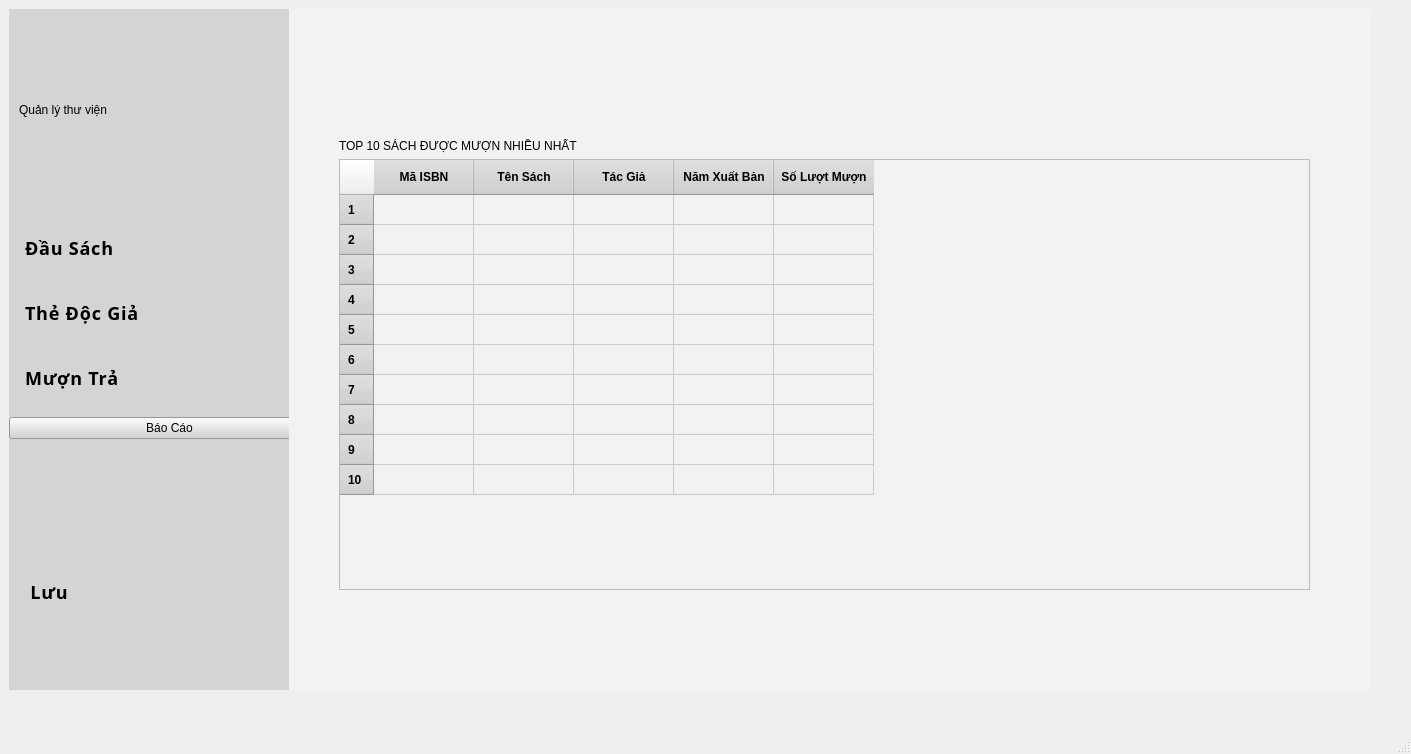
Before: the Qt Designer form librarymanage/librarymanagementsystem.ui in DTTaze/Qt-Library-Management, drawn with Qt 5.
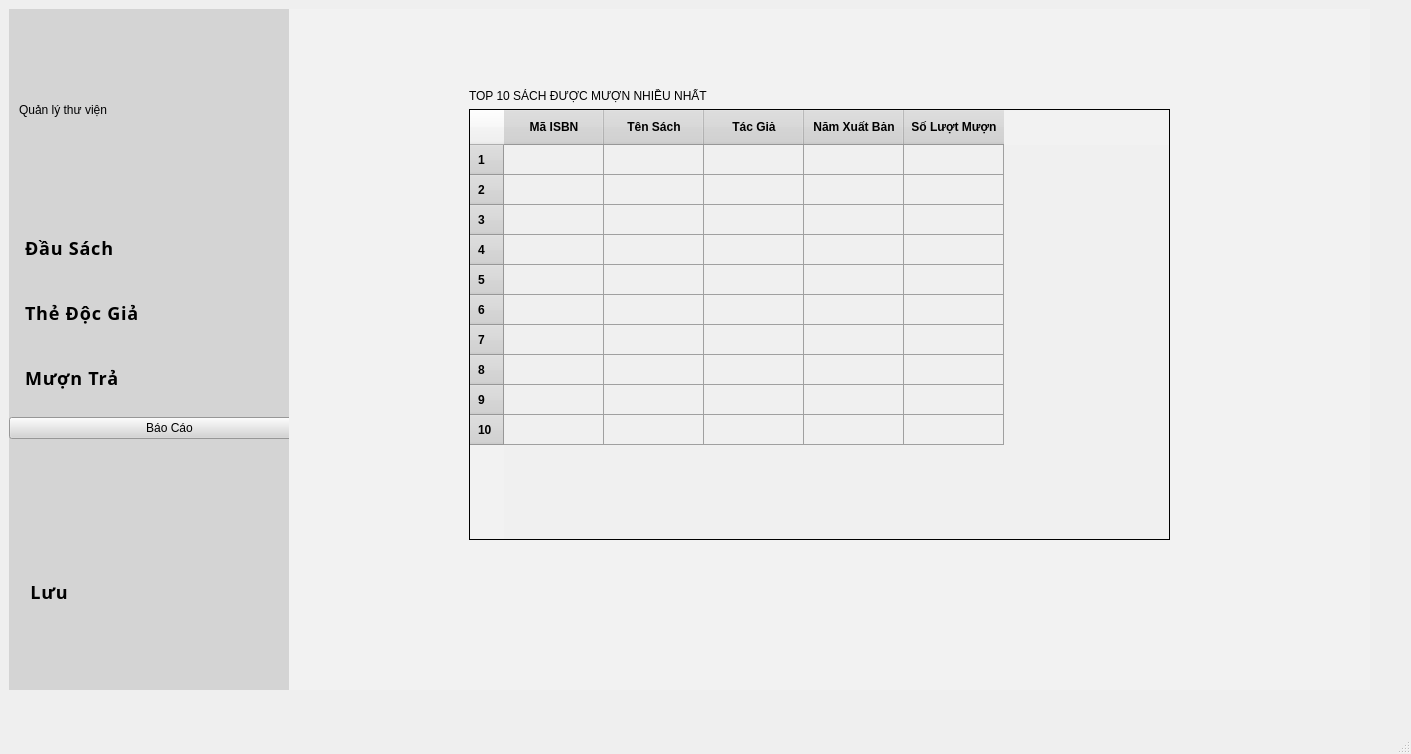
After: the same form once the commit is applied. The open tabs and pages were chosen to show the change. Icons and pictures are not drawn.

The edit to the form file:
```diff
--- a/librarymanage/librarymanagementsystem.ui
+++ b/librarymanage/librarymanagementsystem.ui
@@ -1469,9 +1469,9 @@
              <widget class="QWidget" name="layoutWidget">
               <property name="geometry">
                <rect>
-                <x>50</x>
-                <y>120</y>
-                <width>971</width>
+                <x>180</x>
+                <y>70</y>
+                <width>701</width>
                 <height>451</height>
                </rect>
               </property>
@@ -1479,7 +1479,10 @@
                <item>
                 <widget class="QLabel" name="label_2">
                  <property name="styleSheet">
-                  <string notr="true">font: 900 14pt &quot;Segoe UI&quot;;</string>
+                  <string notr="true">font: 900 14pt &quot;Segoe UI&quot;;
+
+qproperty-alignment: 'AlignCenter';
+</string>
                  </property>
                  <property name="text">
                   <string>TOP 10 SÁCH ĐƯỢC MƯỢN NHIỀU NHẤT </string>
@@ -1489,14 +1492,29 @@
                <item>
                 <widget class="QTableWidget" name="Top10Sach_tableWidget">
                  <property name="styleSheet">
-                  <string notr="true">QHeaderView::section {
+                  <string notr="true">QTableWidget {
+    background-color: #F0F0F0;      
+    gridline-color: #A0A0A0; 
+    border:  1px solid black;                    
+}
+
+QHeaderView::section {
     background-color: #D3D3D3;  
     color: black;                  
     padding: 8px;                  
     font-weight: bold;           
     border-bottom: 1px solid #A0A0A0; 
 }
-</string>
+
+QTableWidget::item {
+    padding: 8px;                
+    color: black;                     
+}
+
+QTableWidget::item:selected {
+    background-color: #C0C0C0;     
+    color: black;                  
+}</string>
                  </property>
                  <property name="editTriggers">
                   <set>QAbstractItemView::EditTrigger::NoEditTriggers</set>
```
Left out of the diff: 65 changed lines with no effect on the pictures.
